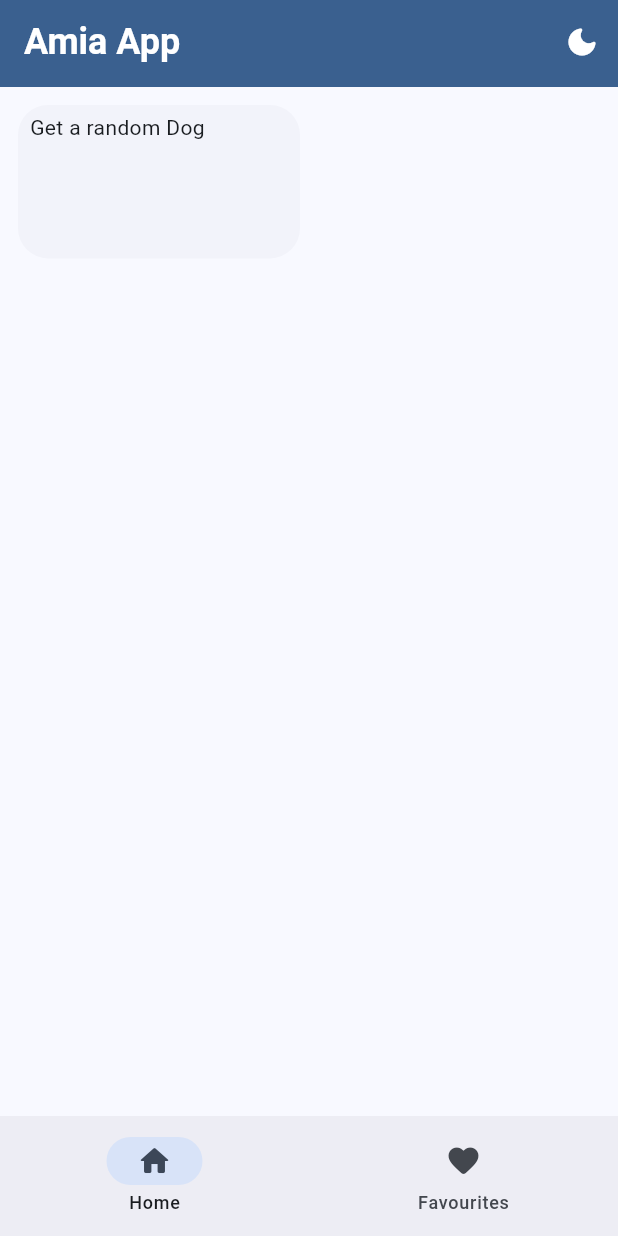
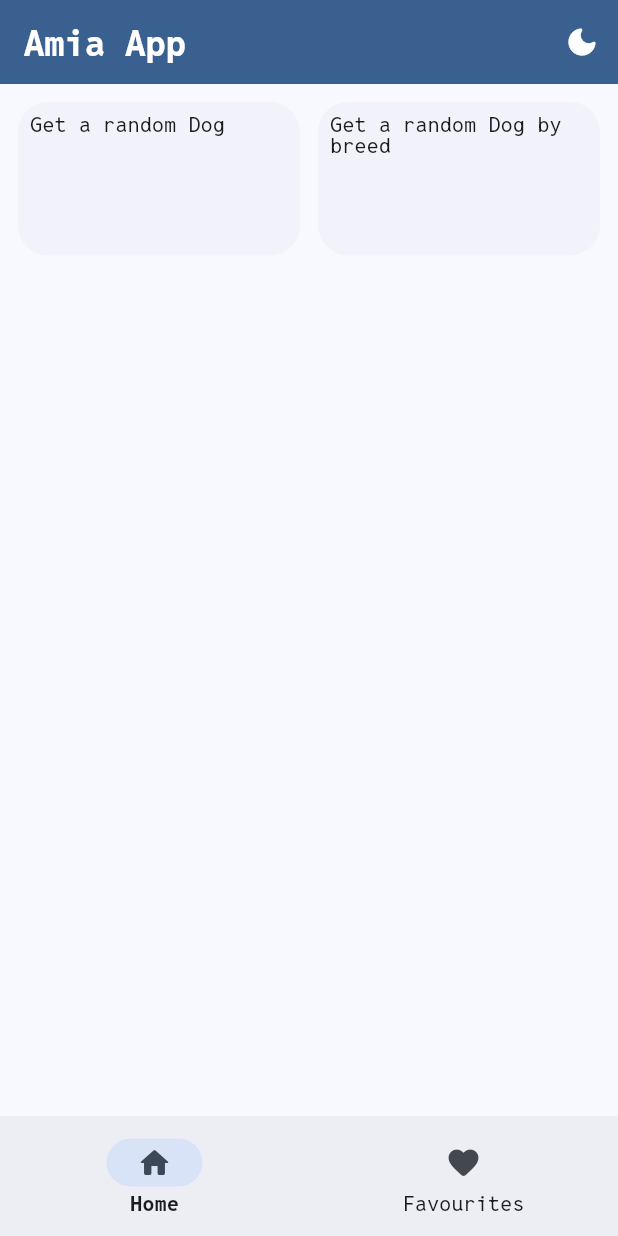
Before and after one commit to bongio94/amia_assignment, a Flutter app: the screen it shows after launch, on a phone screen of 412 x 824 dp. Run offline on Flutter 3.47's test engine with Material 3 defaults, Android fonts, the phone set to English and light mode, and no system bars; our stand-ins replace flutter_riverpod, go_router.

Commit message:
feat: added fetch all dog breeds

```diff
--- a/lib/src/data/repository.dart
+++ b/lib/src/data/repository.dart
@@ -1,10 +1,13 @@
 import 'dart:convert';
 
+import 'package:amia_assignment/src/models/breeds_model.dart';
 import 'package:amia_assignment/src/models/random_dog_image_model.dart';
 import 'package:flutter_riverpod/flutter_riverpod.dart';
 import 'package:http/http.dart' as http;
 
 const _randomDogImageEndpoint = "https://dog.ceo/api/breeds/image/random";
+const _breedsListEndpoint = "https://dog.ceo/api/breeds/list/all";
+const _breedPictureBaseEndpoint = "https://dog.ceo/api/breed/";
 
 final randomDogImageProvider = FutureProvider<RandomDogImageResponse>((ref) async {
   final response = await http.get(Uri.parse(_randomDogImageEndpoint));
@@ -15,3 +18,23 @@ final randomDogImageProvider = FutureProvider<RandomDogImageResponse>((ref) asyn
 
   throw Exception('Failed to fetch random dog image');
 });
+
+final randomDogByBreedProvider = FutureProvider<Breeds>((ref) async {
+  final response = await http.get(Uri.parse(_breedsListEndpoint));
+
+  if (response.statusCode == 200) {
+    return Breeds.fromJson(jsonDecode(response.body));
+  }
+
+  throw Exception('Failed to fetch random dog image');
+});
+
+final breedPictureProvider = FutureProvider.family<BreedImage, String>((ref, breed) async {
+  final response = await http.get(Uri.parse('$_breedPictureBaseEndpoint$breed/images'));
+
+  if (response.statusCode == 200) {
+    return BreedImage.fromJson(jsonDecode(response.body));
+  }
+
+  throw Exception('Failed to fetch random dog image');
+});
--- a/lib/src/presentation/theme/app_theme_data.dart
+++ b/lib/src/presentation/theme/app_theme_data.dart
@@ -1,3 +1,4 @@
+import 'package:amia_assignment/src/presentation/theme/typography.dart';
 import 'package:flutter/material.dart';
 
 class AppThemeData {
@@ -13,7 +14,15 @@ class AppThemeData {
       backgroundColor: lightScheme.primary,
       centerTitle: false,
     ),
+    navigationBarTheme: NavigationBarThemeData(
+      labelTextStyle: WidgetStateTextStyle.resolveWith(
+        (states) {
+          if (states.contains(WidgetState.selected)) return AppTypography.defaultTextStyle.copyWith(fontWeight: FontWeight.w700);
 
+          return AppTypography.defaultTextStyle;
+        },
+      ),
+    ),
   );
 
   static ThemeData darkTheme = ThemeData(
@@ -23,5 +32,14 @@ class AppThemeData {
       backgroundColor: darkScheme.primary,
       centerTitle: false,
     ),
+    navigationBarTheme: NavigationBarThemeData(
+      labelTextStyle: WidgetStateTextStyle.resolveWith(
+        (states) {
+          if (states.contains(WidgetState.selected)) return AppTypography.defaultTextStyle.copyWith(fontWeight: FontWeight.w700);
+
+          return AppTypography.defaultTextStyle;
+        },
+      ),
+    ),
   );
 }
--- a/lib/src/presentation/theme/typography.dart
+++ b/lib/src/presentation/theme/typography.dart
@@ -4,6 +4,7 @@ class AppTypography {
   static TextStyle defaultTextStyle = const TextStyle(
     fontWeight: FontWeight.w400,
     height: 1,
+    fontFamily: 'RedditMono',
   );
 }
 
@@ -16,6 +17,7 @@ class AppText extends StatelessWidget {
   final Color? color;
   final TextAlign? textAlign;
   final bool isSingleLine;
+  final bool isLight;
 
   const AppText(
     this.text, {
@@ -27,6 +29,7 @@ class AppText extends StatelessWidget {
     this.color,
     this.textAlign,
     this.isSingleLine = false,
+    this.isLight = false,
   });
 
   const AppText.xs(
@@ -38,6 +41,7 @@ class AppText extends StatelessWidget {
     this.color,
     this.textAlign,
     this.isSingleLine = false,
+    this.isLight = false,
   }) : textSize = TextSize.xs;
 
   const AppText.s(
@@ -49,6 +53,7 @@ class AppText extends StatelessWidget {
     this.color,
     this.textAlign,
     this.isSingleLine = false,
+    this.isLight = false,
   }) : textSize = TextSize.s;
 
   const AppText.m(
@@ -60,6 +65,7 @@ class AppText extends StatelessWidget {
     this.color,
     this.textAlign,
     this.isSingleLine = false,
+    this.isLight = false,
   }) : textSize = TextSize.m;
 
   const AppText.l(
@@ -71,6 +77,7 @@ class AppText extends StatelessWidget {
     this.color,
     this.textAlign,
     this.isSingleLine = false,
+    this.isLight = false,
   }) : textSize = TextSize.l;
 
   const AppText.xl(
@@ -82,6 +89,7 @@ class AppText extends StatelessWidget {
     this.color,
     this.textAlign,
     this.isSingleLine = false,
+    this.isLight = false,
   }) : textSize = TextSize.xl;
 
   const AppText.xxl(
@@ -93,11 +101,14 @@ class AppText extends StatelessWidget {
     this.color,
     this.textAlign,
     this.isSingleLine = false,
+    this.isLight = false,
   }) : textSize = TextSize.xxl;
+
+  FontWeight get fontWeight => isBold ? FontWeight.w700 : isLight ? FontWeight.w200 : FontWeight.w400;
 
   TextStyle get style => AppTypography.defaultTextStyle.copyWith(
         fontSize: textSize.size,
-        fontWeight: isBold ? FontWeight.bold : FontWeight.normal,
+        fontWeight: fontWeight,
         color: color,
       );
 
--- a/lib/src/presentation/views/home_view.dart
+++ b/lib/src/presentation/views/home_view.dart
@@ -1,4 +1,5 @@
 import 'package:amia_assignment/src/presentation/widgets/common/get_a_card.dart';
+import 'package:amia_assignment/src/router/router.dart';
 import 'package:flutter/cupertino.dart';
 import 'package:flutter/material.dart';
 import 'package:flutter_riverpod/flutter_riverpod.dart';
@@ -15,6 +16,7 @@ class _HomeViewState extends ConsumerState<HomeView> {
   @override
   Widget build(BuildContext context) {
     return GridView.count(
+      shrinkWrap: true,
       padding: const EdgeInsets.all(8.0),
       crossAxisCount: 2,
       mainAxisSpacing: 4.0,
@@ -24,7 +26,13 @@ class _HomeViewState extends ConsumerState<HomeView> {
         GetACard(
           label: 'Get a random Dog',
           onTap: () {
-            context.pushNamed('get_dog', extra: RequestType.randomDog);
+            context.pushNamed(AppRoutes.getRandomDog.routeName, extra: RequestType.randomDog);
+          },
+        ),
+        GetACard(
+          label: 'Get a random Dog by breed',
+          onTap: () {
+            context.pushNamed(AppRoutes.getRandomDogByBreed.routeName, extra: RequestType.randomDogByBreed);
           },
         ),
       ],
@@ -34,5 +42,5 @@ class _HomeViewState extends ConsumerState<HomeView> {
 
 enum RequestType {
   randomDog,
-
+  randomDogByBreed,
 }
--- a/lib/src/presentation/views/navigation_wrapper_view.dart
+++ b/lib/src/presentation/views/navigation_wrapper_view.dart
@@ -5,18 +5,22 @@ import 'package:go_router/go_router.dart';
 
 class NavigationWrapperView extends ConsumerStatefulWidget {
   final StatefulNavigationShell navigationShell;
+
   const NavigationWrapperView({
     required this.navigationShell,
     super.key,
   });
 
   @override
-  ConsumerState<ConsumerStatefulWidget> createState() => _AmiaHomePageState();
+  ConsumerState<ConsumerStatefulWidget> createState() => _NavigationWrapperViewState();
 }
 
-class _AmiaHomePageState extends ConsumerState<NavigationWrapperView> {
+class _NavigationWrapperViewState extends ConsumerState<NavigationWrapperView> {
   void _navigateTo(int index) {
-    widget.navigationShell.goBranch(index);
+    widget.navigationShell.goBranch(
+      index,
+      initialLocation: index == widget.navigationShell.currentIndex,
+    );
   }
 
   @override
@@ -41,7 +45,7 @@ class _AmiaHomePageState extends ConsumerState<NavigationWrapperView> {
         onDestinationSelected: _navigateTo,
       ),
       appBar: const PreferredSize(
-        preferredSize: Size.fromHeight(58),
+        preferredSize: Size.fromHeight(56),
         child: AppTopNavigationBar(),
       ),
       body: widget.navigationShell,
--- a/lib/src/presentation/widgets/common/app_top_bar.dart
+++ b/lib/src/presentation/widgets/common/app_top_bar.dart
@@ -1,30 +1,24 @@
 import 'package:amia_assignment/src/presentation/theme/theme_provider.dart';
 import 'package:amia_assignment/src/presentation/theme/typography.dart';
-import 'package:amia_assignment/src/presentation/widgets/common/app_bar_back_button.dart';
 import 'package:flutter/material.dart';
 import 'package:flutter_riverpod/flutter_riverpod.dart';
-import 'package:go_router/go_router.dart';
 
 class AppTopNavigationBar extends ConsumerStatefulWidget {
-  const AppTopNavigationBar({super.key});
+  const AppTopNavigationBar({
+    super.key,
+  });
 
   @override
   ConsumerState<ConsumerStatefulWidget> createState() => _AppTopNavigationBarState();
 }
 
 class _AppTopNavigationBarState extends ConsumerState<AppTopNavigationBar> {
-  bool _showLeading(BuildContext context) {
-    print(GoRouter.of(context).canPop());
-    return GoRouter.of(context).canPop();
-  }
-
   @override
   Widget build(BuildContext context) {
     final theme = ref.watch(appThemeProvider);
     final scheme = Theme.of(context).colorScheme;
 
     return AppBar(
-      leading: _showLeading(context) ? const AdaptiveAppBarBackButton() : null,
       title: AppText.xl(
         'Amia App',
         isBold: true,
@@ -34,9 +28,7 @@ class _AppTopNavigationBarState extends ConsumerState<AppTopNavigationBar> {
         IconButton(
           color: scheme.onPrimary,
           onPressed: () {
-            ref
-                .read(appThemeProvider.notifier)
-                .setTheme(theme.isLight ? ThemeMode.dark : ThemeMode.light);
+            ref.read(appThemeProvider.notifier).setTheme(theme.isLight ? ThemeMode.dark : ThemeMode.light);
           },
           icon: Icon(
             theme.isLight ? Icons.dark_mode_rounded : Icons.light_mode_rounded,
```
Also changed, not shown: lib/src/models/breeds_model.dart (added, +65 -0 lines), lib/src/presentation/views/get_random_dog_by_breed_view.dart (added, +39 -0 lines), lib/src/presentation/views/get_random_dog_view.dart (renamed from lib/src/presentation/views/get_dog_view.dart, +4 -6 lines), lib/src/presentation/widgets/common/breed_card.dart (added, +123 -0 lines).
